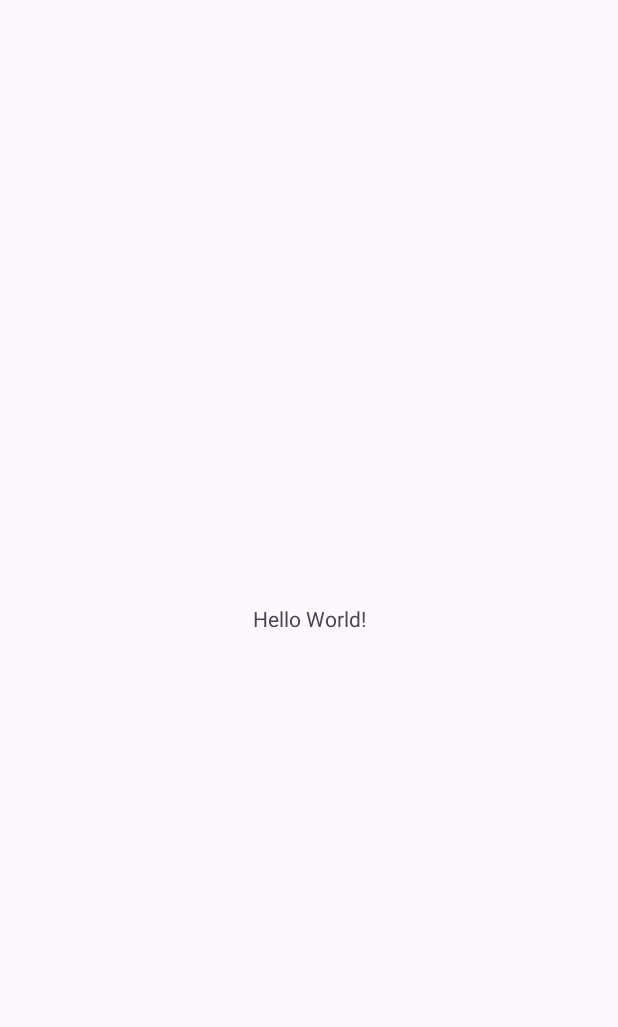
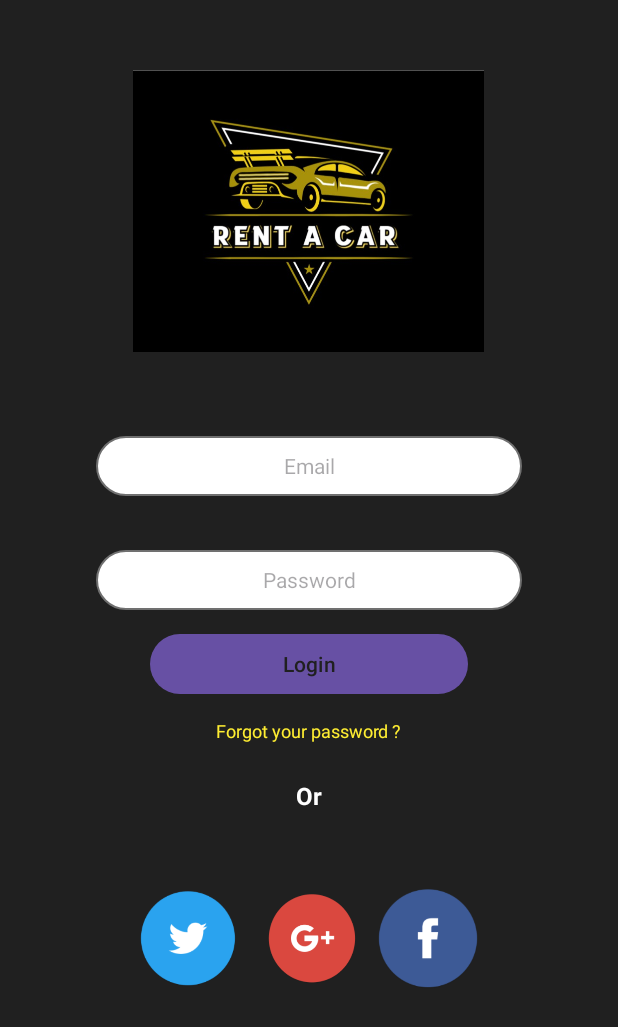
Before and after one commit to ahmedbalti/Mobi-Team, an Android app: the MainActivity screen opened directly, with no data from a screen before it, on a phone screen of 412 x 824 dp. Before the commit the part shown is almost empty. Shown: the top 1027 px of the screen. Run offline under Robolectric (Android 15) with nearby library versions, the light colour scheme and no system bars.

Commit message:
Interface sign in

```diff
--- a/app/src/main/res/layout/activity_main.xml
+++ b/app/src/main/res/layout/activity_main.xml
@@ -4,15 +4,133 @@
     xmlns:tools="http://schemas.android.com/tools"
     android:layout_width="match_parent"
     android:layout_height="match_parent"
+    android:background="#202020"
     tools:context=".MainActivity">
 
+    <LinearLayout
+        android:layout_width="349dp"
+        android:layout_height="161dp"
+        android:layout_marginTop="4dp"
+        android:gravity="center"
+        android:orientation="horizontal"
+        app:layout_constraintEnd_toEndOf="parent"
+        app:layout_constraintStart_toStartOf="parent"
+        app:layout_constraintTop_toBottomOf="@+id/textView3">
+
+        <ImageView
+            android:id="@+id/imageView11"
+            android:layout_width="65dp"
+            android:layout_height="match_parent"
+            android:layout_marginStart="10dp"
+            android:layout_marginEnd="10dp"
+            app:srcCompat="@drawable/twitter" />
+
+        <ImageView
+            android:id="@+id/imageView10"
+            android:layout_width="60dp"
+            android:layout_height="match_parent"
+            android:layout_marginStart="10dp"
+            android:layout_marginEnd="3dp"
+            app:srcCompat="@drawable/google" />
+
+        <ImageView
+            android:id="@+id/imageView9"
+            android:layout_width="68dp"
+            android:layout_height="match_parent"
+            android:layout_marginStart="10dp"
+            android:layout_marginEnd="10dp"
+            app:srcCompat="@drawable/facebook" />
+    </LinearLayout>
+
+    <EditText
+        android:id="@+id/password"
+        android:layout_width="0dp"
+        android:layout_height="40dp"
+        android:layout_marginStart="64dp"
+        android:layout_marginTop="36dp"
+        android:layout_marginEnd="64dp"
+        android:background="@drawable/textedit_background"
+        android:ems="10"
+        android:hint="Password"
+        android:inputType="textPassword"
+        android:textAlignment="center"
+        android:textSize="14sp"
+        app:layout_constraintEnd_toEndOf="parent"
+        app:layout_constraintHorizontal_bias="0.0"
+        app:layout_constraintStart_toStartOf="parent"
+        app:layout_constraintTop_toBottomOf="@+id/email"
+        tools:ignore="TouchTargetSizeCheck" />
+
+    <EditText
+        android:id="@+id/email"
+        android:layout_width="0dp"
+        android:layout_height="40dp"
+        android:layout_marginStart="64dp"
+        android:layout_marginTop="56dp"
+        android:layout_marginEnd="64dp"
+        android:background="@drawable/textedit_background"
+        android:ems="10"
+        android:hint="Email"
+        android:inputType="textPersonName"
+        android:textAlignment="center"
+        android:textSize="14sp"
+        app:layout_constraintEnd_toEndOf="parent"
+        app:layout_constraintHorizontal_bias="0.0"
+        app:layout_constraintStart_toStartOf="parent"
+        app:layout_constraintTop_toBottomOf="@+id/imageView3"
+        tools:ignore="TouchTargetSizeCheck" />
+
+    <ImageView
+        android:id="@+id/imageView3"
+        android:layout_width="246dp"
+        android:layout_height="188dp"
+        app:layout_constraintBottom_toBottomOf="parent"
+        app:layout_constraintEnd_toEndOf="parent"
+        app:layout_constraintHorizontal_bias="0.496"
+        app:layout_constraintStart_toStartOf="parent"
+        app:layout_constraintTop_toTopOf="parent"
+        app:layout_constraintVertical_bias="0.073"
+        app:srcCompat="@drawable/logorentacar" />
+
     <TextView
+        android:id="@+id/textView2"
         android:layout_width="wrap_content"
         android:layout_height="wrap_content"
-        android:text="Hello World!"
-        app:layout_constraintBottom_toBottomOf="parent"
+        android:layout_marginTop="16dp"
+        android:text="Forgot your password ?"
+        android:textColor="#FFEE32"
+        android:textSize="12dp"
         app:layout_constraintEnd_toEndOf="parent"
         app:layout_constraintStart_toStartOf="parent"
-        app:layout_constraintTop_toTopOf="parent" />
+        app:layout_constraintTop_toBottomOf="@+id/btnLogin" />
+
+    <Button
+        android:id="@+id/btnLogin"
+        android:layout_width="0dp"
+        android:layout_height="40dp"
+        android:layout_marginStart="100dp"
+        android:layout_marginTop="16dp"
+        android:layout_marginEnd="100dp"
+        android:background="@drawable/button_background"
+        android:text="Login"
+        android:textColor="#202020"
+        app:layout_constraintEnd_toEndOf="parent"
+        app:layout_constraintHorizontal_bias="0.0"
+        app:layout_constraintStart_toStartOf="parent"
+        app:layout_constraintTop_toBottomOf="@+id/password"
+        tools:ignore="TouchTargetSizeCheck" />
+
+    <TextView
+        android:id="@+id/textView3"
+        android:layout_width="wrap_content"
+        android:layout_height="wrap_content"
+        android:layout_marginTop="24dp"
+        android:text="Or"
+        android:textColor="#ffffff"
+        android:textSize="16dp"
+        android:textStyle="bold"
+        app:layout_constraintEnd_toEndOf="parent"
+        app:layout_constraintStart_toStartOf="parent"
+        app:layout_constraintTop_toBottomOf="@+id/textView2" />
 
 </androidx.constraintlayout.widget.ConstraintLayout>
```
Also changed, not shown: app/src/main/res/drawable/facebook.png (added), app/src/main/res/drawable/google.png (added), app/src/main/res/drawable/twitter.png (added).
